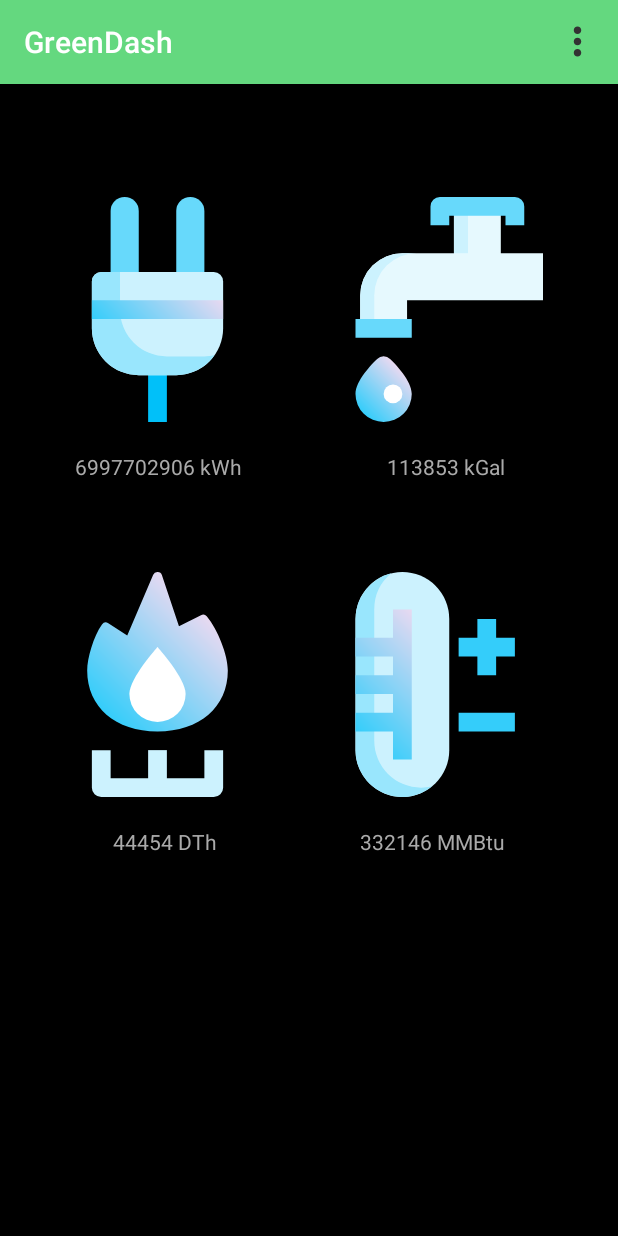
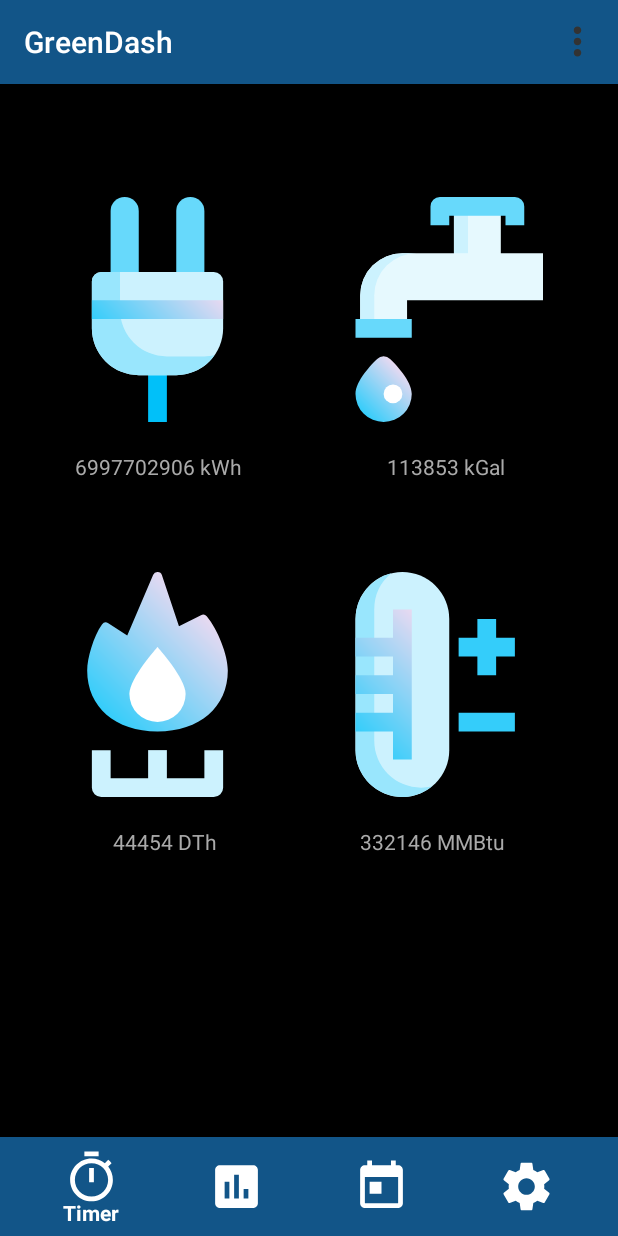
Before and after one commit to calebwagner115/GreenDashPH, an Android app: the MainActivity screen opened directly, with no data from a screen before it, on a phone screen of 412 x 824 dp. Run offline under Robolectric (Android 15) with nearby library versions, the phone set to English and light mode, and no system bars.

Commit message:
Added bottom view and change color scheme

```diff
--- /dev/null
+++ b/app/src/main/res/drawable/ic_poll_black_36dp.xml
@@ -0,0 +1,5 @@
+<vector android:height="36dp" android:tint="#636363"
+    android:viewportHeight="24.0" android:viewportWidth="24.0"
+    android:width="36dp" xmlns:android="http://schemas.android.com/apk/res/android">
+    <path android:fillColor="#FF000000" android:pathData="M19,3L5,3c-1.1,0 -2,0.9 -2,2v14c0,1.1 0.9,2 2,2h14c1.1,0 2,-0.9 2,-2L21,5c0,-1.1 -0.9,-2 -2,-2zM9,17L7,17v-7h2v7zM13,17h-2L11,7h2v10zM17,17h-2v-4h2v4z"/>
+</vector>
--- /dev/null
+++ b/app/src/main/res/drawable/ic_timer_black_24dp.xml
@@ -0,0 +1,5 @@
+<vector android:height="36dp" android:tint="#636363"
+    android:viewportHeight="24.0" android:viewportWidth="24.0"
+    android:width="36dp" xmlns:android="http://schemas.android.com/apk/res/android">
+    <path android:fillColor="#FF000000" android:pathData="M15,1L9,1v2h6L15,1zM11,14h2L13,8h-2v6zM19.03,7.39l1.42,-1.42c-0.43,-0.51 -0.9,-0.99 -1.41,-1.41l-1.42,1.42C16.07,4.74 14.12,4 12,4c-4.97,0 -9,4.03 -9,9s4.02,9 9,9 9,-4.03 9,-9c0,-2.12 -0.74,-4.07 -1.97,-5.61zM12,20c-3.87,0 -7,-3.13 -7,-7s3.13,-7 7,-7 7,3.13 7,7 -3.13,7 -7,7z"/>
+</vector>
--- /dev/null
+++ b/app/src/main/res/drawable/ic_today_black_24dp.xml
@@ -0,0 +1,5 @@
+<vector android:height="24dp" android:tint="#636363"
+    android:viewportHeight="24.0" android:viewportWidth="24.0"
+    android:width="24dp" xmlns:android="http://schemas.android.com/apk/res/android">
+    <path android:fillColor="#FF000000" android:pathData="M19,3h-1L18,1h-2v2L8,3L8,1L6,1v2L5,3c-1.11,0 -1.99,0.9 -1.99,2L3,19c0,1.1 0.89,2 2,2h14c1.1,0 2,-0.9 2,-2L21,5c0,-1.1 -0.9,-2 -2,-2zM19,19L5,19L5,8h14v11zM7,10h5v5L7,15z"/>
+</vector>
--- a/app/src/main/res/layout/activity_main.xml
+++ b/app/src/main/res/layout/activity_main.xml
@@ -1,5 +1,9 @@
 <?xml version="1.0" encoding="utf-8"?>
-
+<FrameLayout
+    xmlns:android="http://schemas.android.com/apk/res/android"
+    xmlns:app="http://schemas.android.com/apk/res-auto"
+    android:layout_width="match_parent"
+    android:layout_height="match_parent">
 <RelativeLayout xmlns:android="http://schemas.android.com/apk/res/android"
     xmlns:app="http://schemas.android.com/apk/res-auto"
     xmlns:tools="http://schemas.android.com/tools"
@@ -95,3 +99,15 @@
         android:text="332146 MMBtu"/>
 
 </RelativeLayout>
+    <android.support.design.widget.BottomNavigationView
+        android:id="@+id/bottom_navigation"
+        android:layout_width="match_parent"
+        android:layout_height="wrap_content"
+        android:layout_gravity="bottom"
+        android:background="#125588"
+        app:itemIconTint="#ffffff"
+        app:itemTextColor="#ffffff"
+        app:menu="@menu/bottom_menu"
+        app:itemIconSize="@dimen/bottom_navigation_icon_size"
+         />
+</FrameLayout>
--- /dev/null
+++ b/app/src/main/res/menu/bottom_menu.xml
@@ -0,0 +1,28 @@
+<?xml version="1.0" encoding="utf-8"?>
+<menu xmlns:android="http://schemas.android.com/apk/res/android"
+    xmlns:app="http://schemas.android.com/apk/res-auto">
+    <item
+        android:id="@+id/action_favorites"
+        android:enabled="true"
+        android:icon="@drawable/ic_timer_black_24dp"
+        android:title="Timer"
+        app:showAsAction="ifRoom" />
+    <item
+        android:id="@+id/action_schedules"
+        android:enabled="true"
+        android:icon="@drawable/ic_poll_black_36dp"
+        android:title="Daily Stats"
+        app:showAsAction="ifRoom" />
+    <item
+        android:id="@+id/action_music"
+        android:enabled="true"
+        android:icon="@drawable/ic_today_black_24dp"
+        android:title="Sleep History"
+        app:showAsAction="ifRoom" />
+    <item
+        android:id="@+id/action_setting"
+        android:enabled="true"
+        android:icon="@drawable/gear"
+        android:title="Settings"
+        app:showAsAction="ifRoom" />
+</menu>
--- a/app/src/main/res/menu/main_menu.xml
+++ b/app/src/main/res/menu/main_menu.xml
@@ -2,8 +2,6 @@
     xmlns:app="http://schemas.android.com/apk/res-auto"
     xmlns:tools="http://schemas.android.com/tools"
     tools:context=".activities.BaseActivity">
-
-
     <item
         android:id="@+id/action_notification1"
         android:icon="@drawable/hamburger"
--- a/app/src/main/res/values/colors.xml
+++ b/app/src/main/res/values/colors.xml
@@ -1,6 +1,6 @@
 <?xml version="1.0" encoding="utf-8"?>
 <resources>
-    <color name="colorPrimary">#64D87F</color>
+    <color name="colorPrimary">#125588</color>
     <color name="colorPrimaryDark">#00574B</color>
     <color name="colorAccent">#D81B60</color>
     <color name="electric">#F8E846</color>
--- a/app/src/main/res/values/dimens.xml
+++ b/app/src/main/res/values/dimens.xml
@@ -1,5 +1,7 @@
-<resources>
+<resources xmlns:tools="http://schemas.android.com/tools">
     <!-- Default screen margins, per the Android Design guidelines. -->
     <dimen name="activity_horizontal_margin">16dp</dimen>
     <dimen name="activity_vertical_margin">16dp</dimen>
+    <dimen name="design_bottom_navigation_height" tools:override="true">66dp</dimen>
+    <dimen name="bottom_navigation_icon_size" tools:override="true">38dp</dimen>
 </resources>
```
